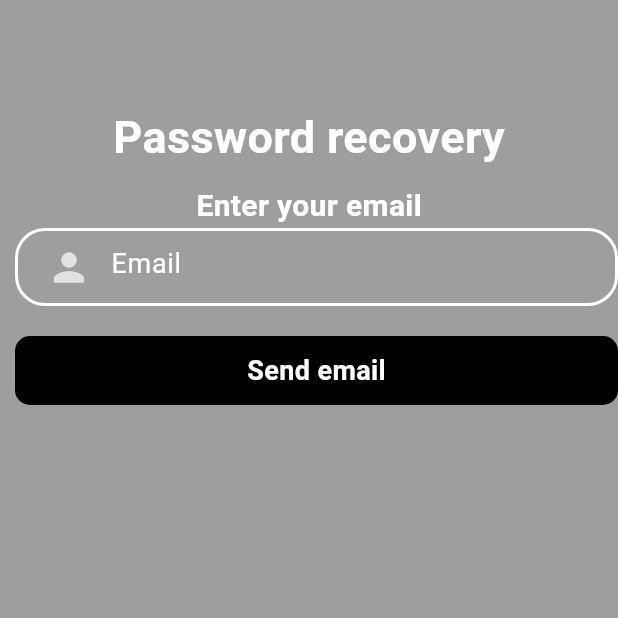
After one commit to tungtrieu0801/E-commerce-app, a Flutter app: the ForgotPassword screen opened directly, on a phone screen of 412 x 824 dp, the top half of it. The commit adds this screen. Run offline on Flutter 3.47's test engine with Material 3 defaults, Android fonts, the phone set to English and light mode, and no system bars; our stand-ins replace curved_navigation_bar, firebase_auth, firebase_core; accounts and stored records are empty.

Commit message:
add forgotpassword_ui

```diff
--- /dev/null
+++ b/lib/pages/forgotpassword.dart
@@ -0,0 +1,107 @@
+import 'package:flutter/material.dart';
+
+class ForgotPassword extends StatefulWidget {
+  const ForgotPassword({super.key});
+
+  @override
+  State<ForgotPassword> createState() => _ForgotPasswordState();
+}
+
+class _ForgotPasswordState extends State<ForgotPassword> {
+  TextEditingController mailController = new TextEditingController();
+
+  @override
+  Widget build(BuildContext context) {
+    return Scaffold(
+      backgroundColor: Colors.grey,
+      body: Container(
+        child: Column(
+          children: [
+            SizedBox(
+              height: 70,
+            ),
+            Container(
+              alignment: Alignment.center,
+              child: Text(
+                "Password recovery",
+                style: TextStyle(
+                  color: Colors.white,
+                  fontSize: 30,
+                  fontWeight: FontWeight.bold,
+                ),
+              ),
+            ),
+            SizedBox(
+              height: 10,
+            ),
+            Text(
+              "Enter your email",
+              style: TextStyle(
+                  color: Colors.white,
+                  fontWeight: FontWeight.bold,
+                  fontSize: 20),
+            ),
+            Expanded(
+                child: Form(
+              child: Padding(
+                padding: EdgeInsets.only(left: 10),
+                child: ListView(
+                  children: [
+                    Container(
+                      padding: EdgeInsets.only(left: 10),
+                      decoration: BoxDecoration(
+                        border: Border.all(color: Colors.white, width: 2.0),
+                        borderRadius: BorderRadius.circular(20),
+                      ),
+                      child: TextFormField(
+                        controller: mailController,
+                        validator: (value) {
+                          if (value == null || value.isEmpty) {
+                            return "Enter the email";
+                          }
+                          return null;
+                        },
+                        style: TextStyle(color: Colors.white),
+                        decoration: InputDecoration(
+                          hintText: 'Email',
+                          hintStyle:
+                              TextStyle(fontSize: 18, color: Colors.white),
+                          prefixIcon: Icon(
+                            Icons.person,
+                            color: Colors.white70,
+                            size: 30,
+                          ),
+                          border: InputBorder.none,
+                        ),
+                      ),
+                    ),
+                    SizedBox(
+                      height: 20,
+                    ),
+                    Container(
+                      width: 140,
+                      padding: EdgeInsets.all(10),
+                      decoration: BoxDecoration(
+                        color: Colors.black,
+                        borderRadius: BorderRadius.circular(10),
+                      ),
+                      child: Center(
+                        child: Text(
+                          "Send email",
+                          style: TextStyle(
+                              color: Colors.white,
+                              fontSize: 18,
+                              fontWeight: FontWeight.bold),
+                        ),
+                      ),
+                    )
+                  ],
+                ),
+              ),
+            ))
+          ],
+        ),
+      ),
+    );
+  }
+}
--- a/lib/pages/login.dart
+++ b/lib/pages/login.dart
@@ -1,3 +1,4 @@
+import 'package:ecommerceapp/pages/forgotpassword.dart';
 import 'package:ecommerceapp/pages/signup.dart';
 import 'package:ecommerceapp/widget/widget_support.dart';
 import 'package:firebase_auth/firebase_auth.dart';
@@ -139,11 +140,16 @@ class _LoginState extends State<Login> {
                             SizedBox(
                               height: 20,
                             ),
-                            Container(
-                                alignment: Alignment.topRight,
-                                child: Text(
-                                  "Forgot password?",
-                                )),
+                            GestureDetector(
+                              onTap: (){
+                                Navigator.push(context, MaterialPageRoute(builder: (context)=>ForgotPassword()));
+                              },
+                              child: Container(
+                                  alignment: Alignment.topRight,
+                                  child: Text(
+                                    "Forgot password?",
+                                  )),
+                            ),
                             SizedBox(
                               height: 40,
                             ),
```
